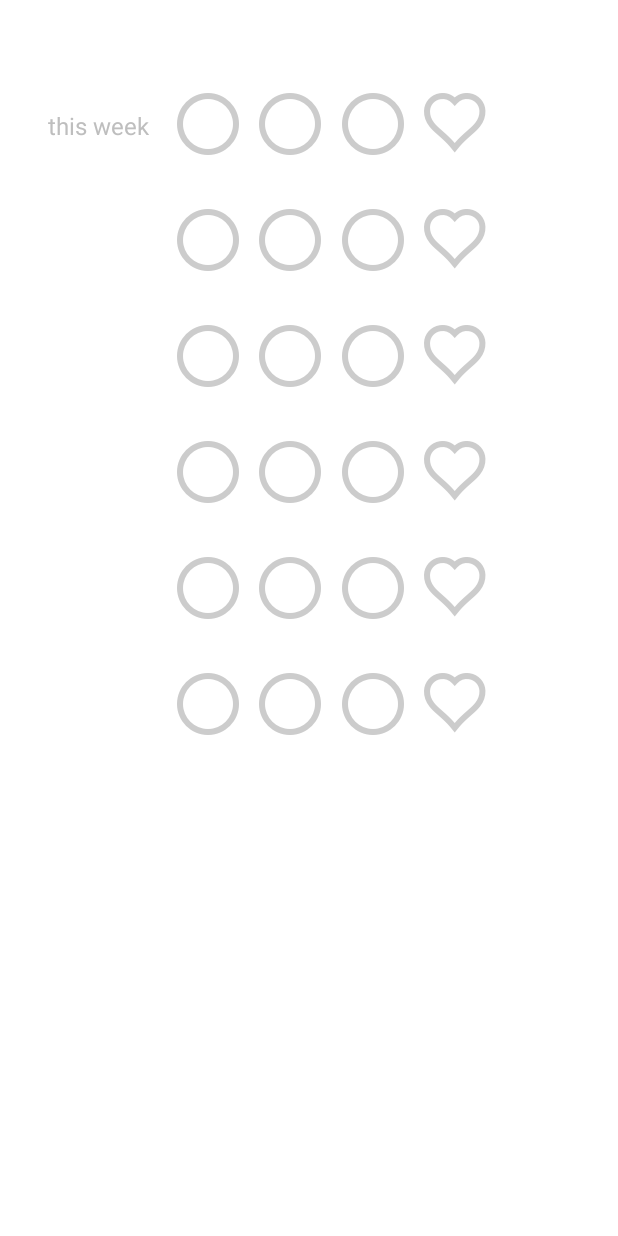
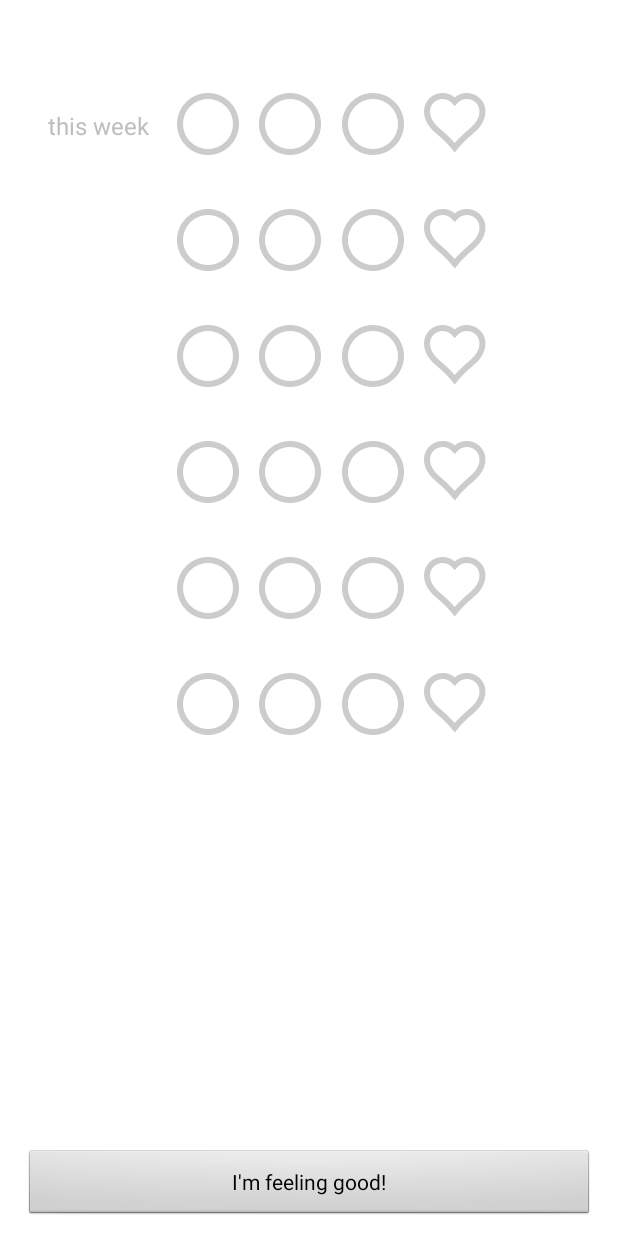
Before and after one commit to shreyansb/notgreendot, an Android app: the screen it shows after launch (Dots), on a phone screen of 412 x 824 dp. Run offline under Robolectric (Android 15) with nearby library versions, the phone set to English and light mode, and no system bars.

Commit message:
non-functional I'm feeling good button

```diff
--- a/app/src/main/AndroidManifest.xml
+++ b/app/src/main/AndroidManifest.xml
@@ -12,10 +12,11 @@
             android:label="@string/app_name" >
             <intent-filter>
                 <action android:name="android.intent.action.MAIN" />
-
                 <category android:name="android.intent.category.LAUNCHER" />
             </intent-filter>
         </activity>
     </application>
+    <uses-permission android:name="android.permission.READ_EXTERNAL_STORAGE"/>
+    <uses-permission android:name="android.permission.WRITE_EXTERNAL_STORAGE"/>
 
 </manifest>
--- a/app/src/main/res/layout/activity_dots.xml
+++ b/app/src/main/res/layout/activity_dots.xml
@@ -8,12 +8,19 @@
     android:theme="@android:style/Theme.NoTitleBar.Fullscreen"
     android:paddingLeft="@dimen/activity_horizontal_margin"
     android:paddingRight="@dimen/activity_horizontal_margin"
-    android:paddingTop="@dimen/activity_vertical_margin"
-    android:paddingBottom="@dimen/activity_vertical_margin">
+    android:paddingTop="@dimen/activity_vertical_margin_top"
+    android:paddingBottom="@dimen/activity_vertical_margin_bottom">
 
     <ListView android:layout_width="fill_parent"
-        android:layout_height="fill_parent"
+        android:layout_height="0dip"
+        android:layout_weight="1"
         android:id="@+id/mainListView">
     </ListView>
 
+
+    <Button
+        android:id="@+id/screenshotButton"
+        android:text="I'm feeling good!"
+        android:layout_width="match_parent"
+        android:layout_height="wrap_content" />
 </LinearLayout>
--- a/app/src/main/res/values/dimens.xml
+++ b/app/src/main/res/values/dimens.xml
@@ -1,7 +1,8 @@
 <resources>
     <!-- Default screen margins, per the Android Design guidelines. -->
     <dimen name="activity_horizontal_margin">16dp</dimen>
-    <dimen name="activity_vertical_margin">45dp</dimen>
+    <dimen name="activity_vertical_margin_top">45dp</dimen>
+    <dimen name="activity_vertical_margin_bottom">10dp</dimen>
     <dimen name="row_horizontal_margin">16dp</dimen>
     <dimen name="row_vertical_margin">16dp</dimen>
 </resources>
```
Also changed, not shown: app/src/main/java/org/shreyans/greendot/Dots.java (+68 -1 lines).
